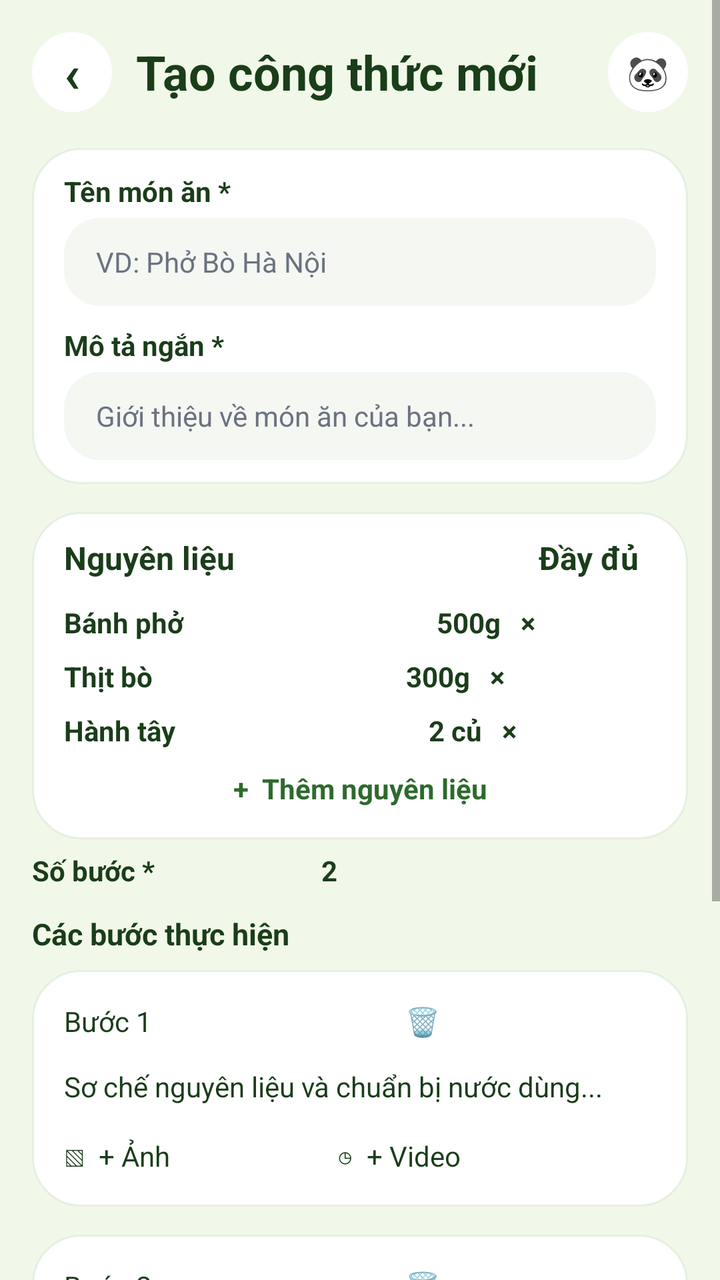
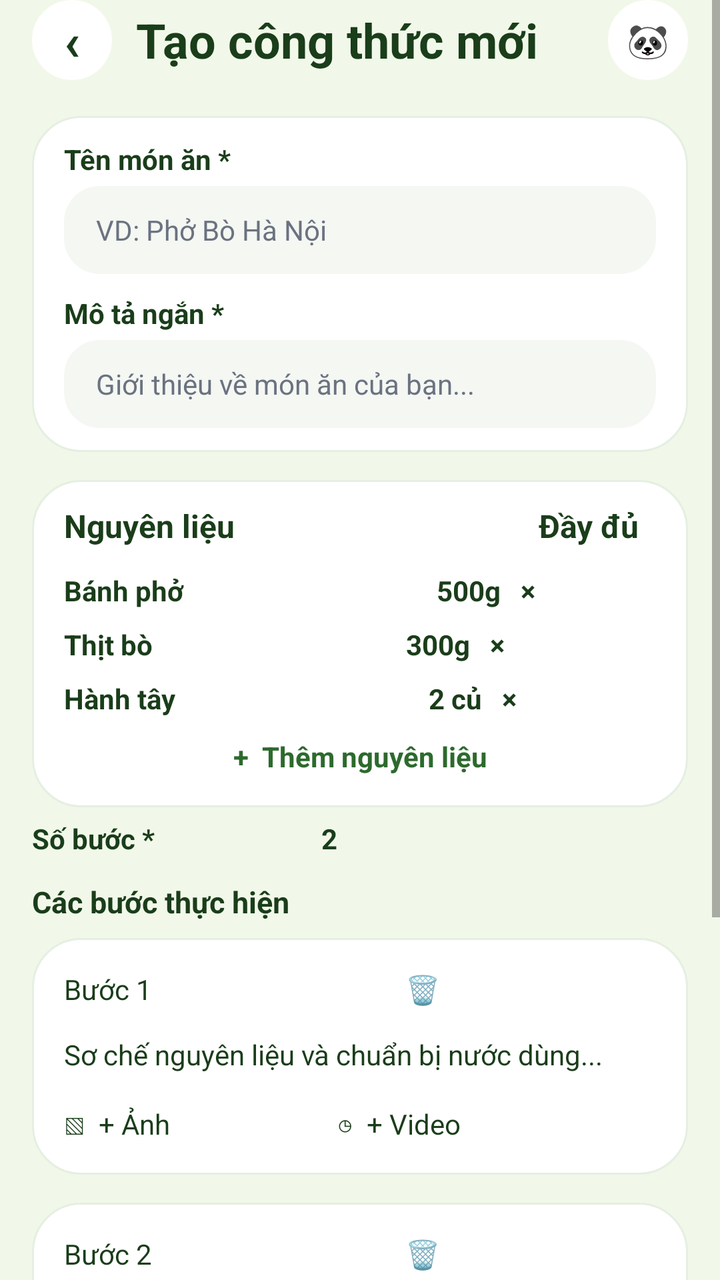

The first picture is an Android layout as it rendered before a commit; the second is the same layout after the commit. The layout source and the unified diff follow.
<!-- AndroidManifest.xml: application theme AppTheme -->
<!-- res/layout/activity_frame_31_create_recipe.xml -->
<?xml version="1.0" encoding="utf-8"?>
<ScrollView xmlns:android="http://schemas.android.com/apk/res/android"
    android:layout_width="match_parent"
    android:layout_height="match_parent"
    android:background="@color/panda_bg_alt"
    android:fillViewport="true">

    <LinearLayout
        android:id="@id/screen_content"
        android:layout_width="match_parent"
        android:layout_height="wrap_content"
        android:orientation="vertical"
        android:paddingStart="16dp"
        android:paddingTop="16dp"
        android:paddingEnd="16dp"
        android:paddingBottom="16dp">

        <LinearLayout
            android:layout_width="match_parent"
            android:layout_height="wrap_content"
            android:gravity="center_vertical"
            android:orientation="horizontal"
            android:paddingBottom="10dp">

            <TextView
                android:layout_width="40dp"
                android:layout_height="40dp"
                android:background="@drawable/bg_circle_white"
                android:gravity="center"
                android:text="‹"
                android:textColor="@color/panda_green_dark"
                android:textSize="26sp"
                android:textStyle="bold" />

            <TextView
                android:layout_width="0dp"
                android:layout_height="wrap_content"
                android:layout_marginStart="12dp"
                android:layout_marginEnd="12dp"
                android:layout_weight="1"
                android:text="Tạo công thức mới"
                android:textColor="@color/panda_green_dark"
                android:textSize="24sp"
                android:textStyle="bold" />

            <TextView
                android:layout_width="40dp"
                android:layout_height="40dp"
                android:background="@drawable/bg_circle_white"
                android:gravity="center"
                android:text="🐼"
                android:textColor="@color/panda_green_dark"
                android:textSize="17sp"
                android:textStyle="bold" />
        </LinearLayout>

        <LinearLayout
            android:layout_width="match_parent"
            android:layout_height="wrap_content"
            android:layout_marginTop="8dp"
            android:layout_marginBottom="6dp"
            android:background="@drawable/bg_figma_card"
            android:orientation="vertical"
            android:paddingStart="16dp"
            android:paddingTop="12dp"
            android:paddingEnd="16dp"
            android:paddingBottom="12dp">

            <TextView
                android:layout_width="match_parent"
                android:layout_height="wrap_content"
                android:layout_marginBottom="4dp"
                android:text="Tên món ăn *"
                android:textColor="@color/panda_green_dark"
                android:textSize="14sp"
                android:textStyle="bold" />

            <TextView
                android:layout_width="match_parent"
                android:layout_height="44dp"
                android:background="@drawable/bg_figma_input"
                android:gravity="center_vertical"
                android:paddingStart="16dp"
                android:paddingEnd="16dp"
                android:text="VD: Phở Bò Hà Nội"
                android:textColor="@color/panda_gray"
                android:textSize="14sp" />

            <TextView
                android:layout_width="match_parent"
                android:layout_height="wrap_content"
                android:layout_marginTop="10dp"
                android:layout_marginBottom="4dp"
                android:text="Mô tả ngắn *"
                android:textColor="@color/panda_green_dark"
                android:textSize="14sp"
                android:textStyle="bold" />

            <TextView
                android:layout_width="match_parent"
                android:layout_height="44dp"
                android:background="@drawable/bg_figma_input"
                android:gravity="center_vertical"
                android:paddingStart="16dp"
                android:paddingEnd="16dp"
                android:text="Giới thiệu về món ăn của bạn..."
                android:textColor="@color/panda_gray"
                android:textSize="14sp" />
        </LinearLayout>

        <LinearLayout
            android:layout_width="match_parent"
            android:layout_height="wrap_content"
            android:layout_marginTop="8dp"
            android:layout_marginBottom="6dp"
            android:background="@drawable/bg_figma_card"
            android:orientation="vertical"
            android:paddingStart="16dp"
            android:paddingTop="12dp"
            android:paddingEnd="16dp"
            android:paddingBottom="12dp">

            <TextView
                android:layout_width="match_parent"
                android:layout_height="wrap_content"
                android:text="Nguyên liệu                                      Đầy đủ"
                android:textColor="@color/panda_green_dark"
                android:textSize="16sp"
                android:textStyle="bold" />

            <TextView
                android:layout_width="match_parent"
                android:layout_height="wrap_content"
                android:paddingTop="12dp"
                android:text="Bánh phở                                      500g   ×"
                android:textColor="@color/panda_green_dark"
                android:textSize="14sp"
                android:textStyle="bold" />

            <TextView
                android:layout_width="match_parent"
                android:layout_height="wrap_content"
                android:paddingTop="8dp"
                android:text="Thịt bò                                      300g   ×"
                android:textColor="@color/panda_green_dark"
                android:textSize="14sp"
                android:textStyle="bold" />

            <TextView
                android:layout_width="match_parent"
                android:layout_height="wrap_content"
                android:paddingTop="8dp"
                android:text="Hành tây                                      2 củ   ×"
                android:textColor="@color/panda_green_dark"
                android:textSize="14sp"
                android:textStyle="bold" />

            <TextView
                android:layout_width="match_parent"
                android:layout_height="wrap_content"
                android:gravity="center"
                android:paddingTop="10dp"
                android:paddingBottom="4dp"
                android:text="+  Thêm nguyên liệu"
                android:textColor="@color/panda_green"
                android:textSize="14sp"
                android:textStyle="bold" />
        </LinearLayout>

        <TextView
            android:layout_width="match_parent"
            android:layout_height="wrap_content"
            android:text="Số bước *                         2"
            android:textColor="@color/panda_green_dark"
            android:textSize="14sp"
            android:textStyle="bold" />

        <TextView
            android:layout_width="match_parent"
            android:layout_height="wrap_content"
            android:layout_marginTop="12dp"
            android:text="Các bước thực hiện"
            android:textColor="@color/panda_green_dark"
            android:textSize="15sp"
            android:textStyle="bold" />

        <TextView
            android:layout_width="match_parent"
            android:layout_height="wrap_content"
            android:layout_marginTop="8dp"
            android:layout_marginBottom="6dp"
            android:background="@drawable/bg_figma_card"
            android:padding="16dp"
            android:text="Bước 1                                      🗑&#10;&#10;Sơ chế nguyên liệu và chuẩn bị nước dùng...&#10;&#10;▧  + Ảnh                         ◷  + Video"
            android:textColor="@color/panda_green_dark"
            android:textSize="14sp" />

        <TextView
            android:layout_width="match_parent"
            android:layout_height="wrap_content"
            android:layout_marginTop="8dp"
            android:layout_marginBottom="6dp"
            android:background="@drawable/bg_figma_card"
            android:padding="16dp"
            android:text="Bước 2                                      🗑&#10;&#10;Tiến hành nấu nước dùng với xương bò...&#10;&#10;▧  + Ảnh                         ◷  + Video"
            android:textColor="@color/panda_green_dark"
            android:textSize="14sp" />

        <TextView
            android:layout_width="match_parent"
            android:layout_height="wrap_content"
            android:background="@drawable/bg_figma_outline_button"
            android:gravity="center"
            android:paddingStart="12dp"
            android:paddingTop="8dp"
            android:paddingEnd="12dp"
            android:paddingBottom="8dp"
            android:text="⊕  Thêm bước thực hiện"
            android:textColor="@color/panda_green"
            android:textSize="14sp"
            android:textStyle="bold" />

        <TextView
            android:layout_width="match_parent"
            android:layout_height="wrap_content"
            android:layout_marginTop="12dp"
            android:text="Danh mục *"
            android:textColor="@color/panda_green_dark"
            android:textSize="14sp"
            android:textStyle="bold" />

        <TextView
            android:layout_width="match_parent"
            android:layout_height="wrap_content"
            android:paddingTop="6dp"
            android:text="Món chính     Món nhanh     Món Việt     Món chay"
            android:textColor="@color/panda_green_dark"
            android:textSize="14sp"
            android:textStyle="bold" />

        <TextView
            android:layout_width="match_parent"
            android:layout_height="48dp"
            android:layout_marginTop="12dp"
            android:background="@drawable/bg_figma_green_button"
            android:gravity="center"
            android:text="🐼 Tiếp Theo"
            android:textColor="@android:color/white"
            android:textSize="15sp"
            android:textStyle="bold" />
    </LinearLayout>
</ScrollView>
<!-- resources referenced by this layout -->
<resources>
  <color name="panda_bg_alt">#F1F8E9</color>
  <color name="panda_gray">#6B7280</color>
  <color name="panda_green">#2D6A2D</color>
  <color name="panda_green_dark">#1A3D1A</color>
  <!-- drawable bg_circle_white (drawable) -->
  <?xml version="1.0" encoding="utf-8"?>
  <shape xmlns:android="http://schemas.android.com/apk/res/android"
      android:shape="oval">
      <solid android:color="@color/panda_card" />
  </shape>
  <!-- drawable bg_figma_card (drawable) -->
  <?xml version="1.0" encoding="utf-8"?>
  <shape xmlns:android="http://schemas.android.com/apk/res/android"
      android:shape="rectangle">
      <solid android:color="@color/panda_card" />
      <stroke
          android:width="1dp"
          android:color="@color/panda_border" />
      <corners android:radius="24dp" />
  </shape>
  <!-- drawable bg_figma_green_button (drawable) -->
  <?xml version="1.0" encoding="utf-8"?>
  <shape xmlns:android="http://schemas.android.com/apk/res/android"
      android:shape="rectangle">
      <solid android:color="@color/panda_green" />
      <corners android:radius="18dp" />
  </shape>
  <!-- drawable bg_figma_input (drawable) -->
  <?xml version="1.0" encoding="utf-8"?>
  <shape xmlns:android="http://schemas.android.com/apk/res/android"
      android:shape="rectangle">
      <solid android:color="@color/panda_input" />
      <corners android:radius="18dp" />
  </shape>
  <!-- drawable bg_figma_outline_button (drawable) -->
  <?xml version="1.0" encoding="utf-8"?>
  <shape xmlns:android="http://schemas.android.com/apk/res/android"
      android:shape="rectangle">
      <solid android:color="@color/panda_card" />
      <stroke
          android:width="1dp"
          android:color="@color/panda_green" />
      <corners android:radius="12dp" />
  </shape>
  <style name="AppTheme" parent="@android:style/Theme.Material.Light.NoActionBar">
          <item name="android:fontFamily">sans-serif</item>
          <item name="android:windowLightStatusBar">true</item>
          <item name="android:statusBarColor">@color/panda_bg</item>
          <item name="android:navigationBarColor">@color/panda_bg</item>
          <item name="android:colorAccent">@color/panda_green</item>
      </style>
  <color name="panda_card">#FFFFFF</color>
  <color name="panda_border">#E5EFE2</color>
  <color name="panda_input">#F4F7F2</color>
  <color name="panda_bg">#F0F7F0</color>
</resources>

<!-- the commit's change to res/layout/activity_frame_31_create_recipe.xml (unified diff, before → after) -->
@@ -11,7 +11,7 @@
         android:layout_height="wrap_content"
         android:orientation="vertical"
         android:paddingStart="16dp"
-        android:paddingTop="16dp"
+        android:paddingTop="0dp"
         android:paddingEnd="16dp"
         android:paddingBottom="16dp">
 
